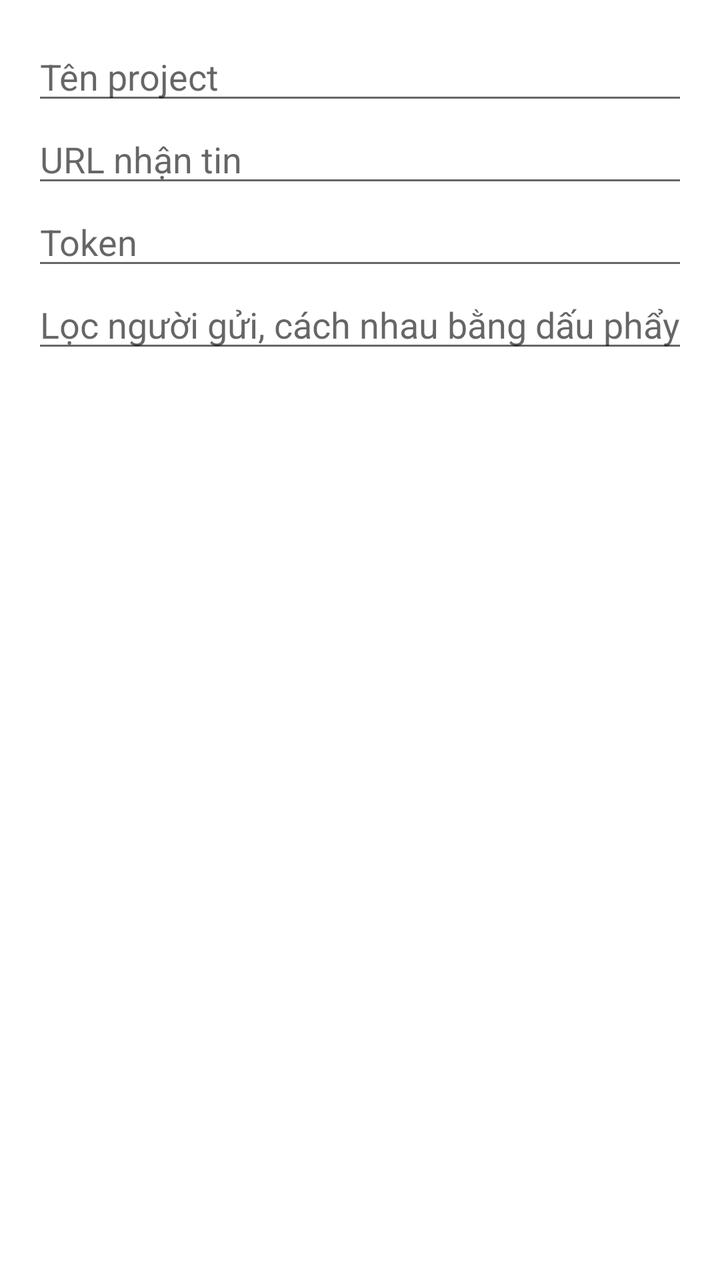
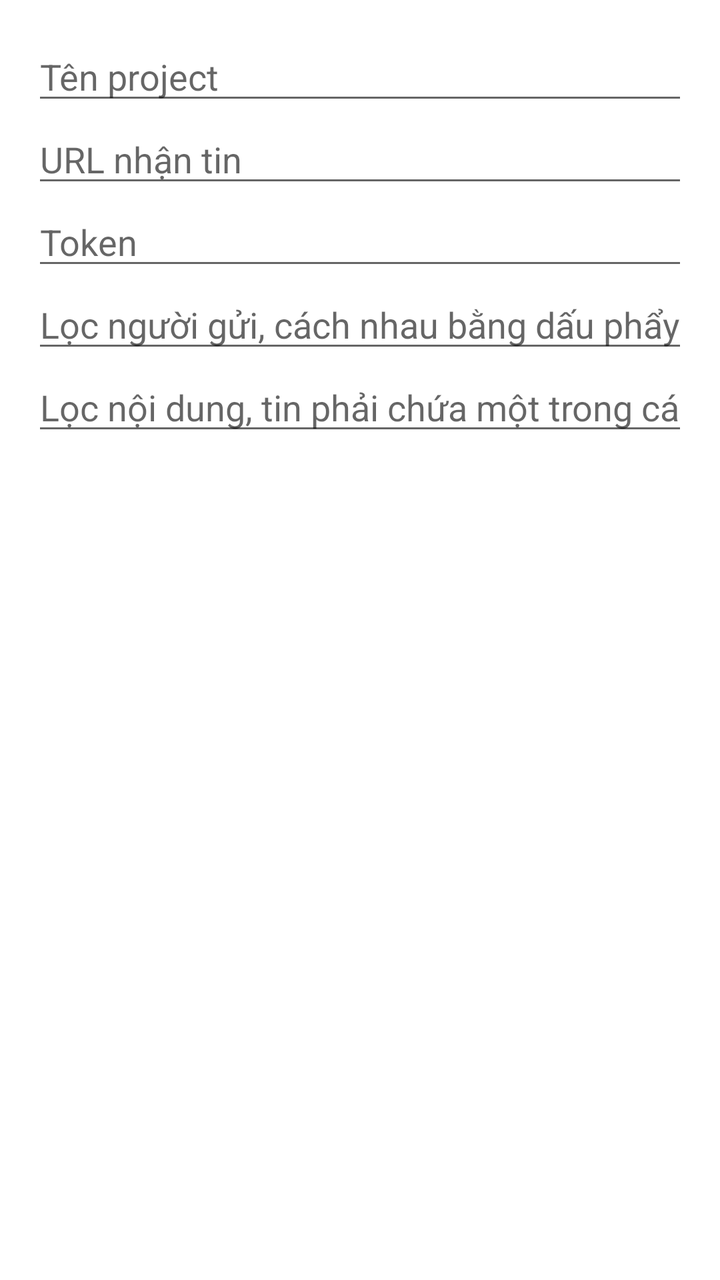

Before-and-after screenshots of an Android layout around one commit, followed by the original layout XML and the change that was made.
<!-- AndroidManifest.xml: application theme Theme.SmsNotifications -->
<!-- res/layout/dialog_target.xml -->
<?xml version="1.0" encoding="utf-8"?>
<ScrollView xmlns:android="http://schemas.android.com/apk/res/android"
    android:layout_width="match_parent"
    android:layout_height="wrap_content">

    <LinearLayout
        android:layout_width="match_parent"
        android:layout_height="wrap_content"
        android:orientation="vertical"
        android:padding="16dp">

        <EditText
            android:id="@+id/etName"
            android:layout_width="match_parent"
            android:layout_height="wrap_content"
            android:hint="@string/hint_name"
            android:importantForAutofill="no"
            android:inputType="text" />

        <EditText
            android:id="@+id/etUrl"
            android:layout_width="match_parent"
            android:layout_height="wrap_content"
            android:hint="@string/hint_url"
            android:importantForAutofill="no"
            android:inputType="textUri" />

        <EditText
            android:id="@+id/etToken"
            android:layout_width="match_parent"
            android:layout_height="wrap_content"
            android:hint="@string/hint_token"
            android:importantForAutofill="no"
            android:inputType="text" />

        <EditText
            android:id="@+id/etSenders"
            android:layout_width="match_parent"
            android:layout_height="wrap_content"
            android:hint="@string/hint_senders"
            android:importantForAutofill="no"
            android:inputType="text" />
    </LinearLayout>
</ScrollView>
<!-- resources referenced by this layout -->
<resources>
  <string name="hint_name">Tên project</string>
  <string name="hint_senders">Lọc người gửi, cách nhau bằng dấu phẩy</string>
  <string name="hint_token">Token</string>
  <string name="hint_url">URL nhận tin</string>
  <style name="Theme.SmsNotifications" parent="Theme.MaterialComponents.DayNight.DarkActionBar" />
</resources>

<!-- the commit's change to res/layout/dialog_target.xml (unified diff, before → after) -->
@@ -40,5 +40,13 @@
             android:hint="@string/hint_senders"
             android:importantForAutofill="no"
             android:inputType="text" />
+
+        <EditText
+            android:id="@+id/etKeywords"
+            android:layout_width="match_parent"
+            android:layout_height="wrap_content"
+            android:hint="@string/hint_keywords"
+            android:importantForAutofill="no"
+            android:inputType="text" />
     </LinearLayout>
 </ScrollView>
<!-- resource entries referenced after the edit -->
@@ -1,5 +1,6 @@
 <!-- resources referenced by this layout -->
 <resources>
+  <string name="hint_keywords">Lọc nội dung, tin phải chứa một trong các từ này</string>
   <string name="hint_name">Tên project</string>
   <string name="hint_senders">Lọc người gửi, cách nhau bằng dấu phẩy</string>
   <string name="hint_token">Token</string>
